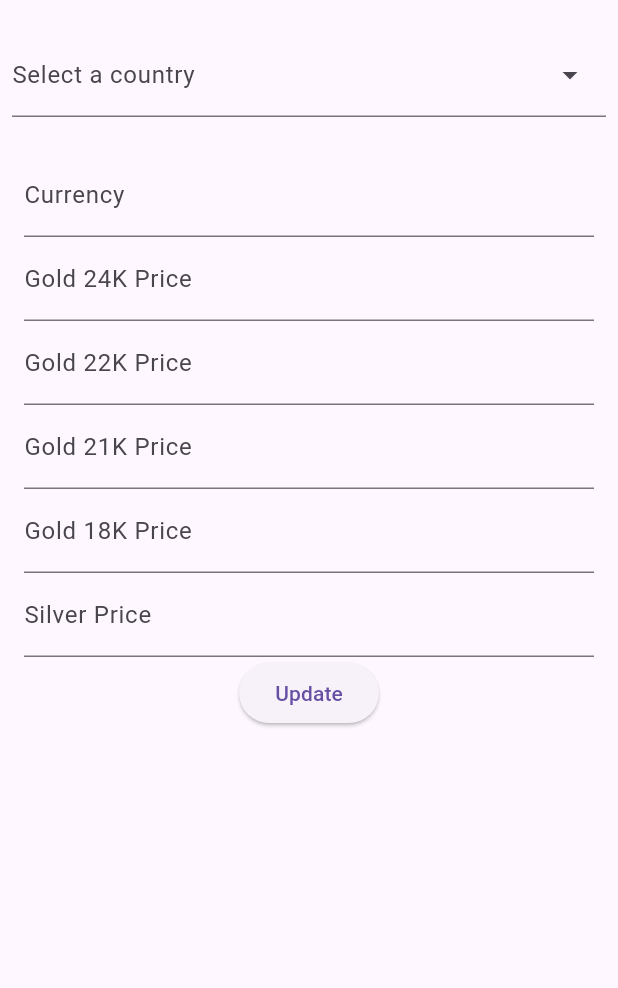
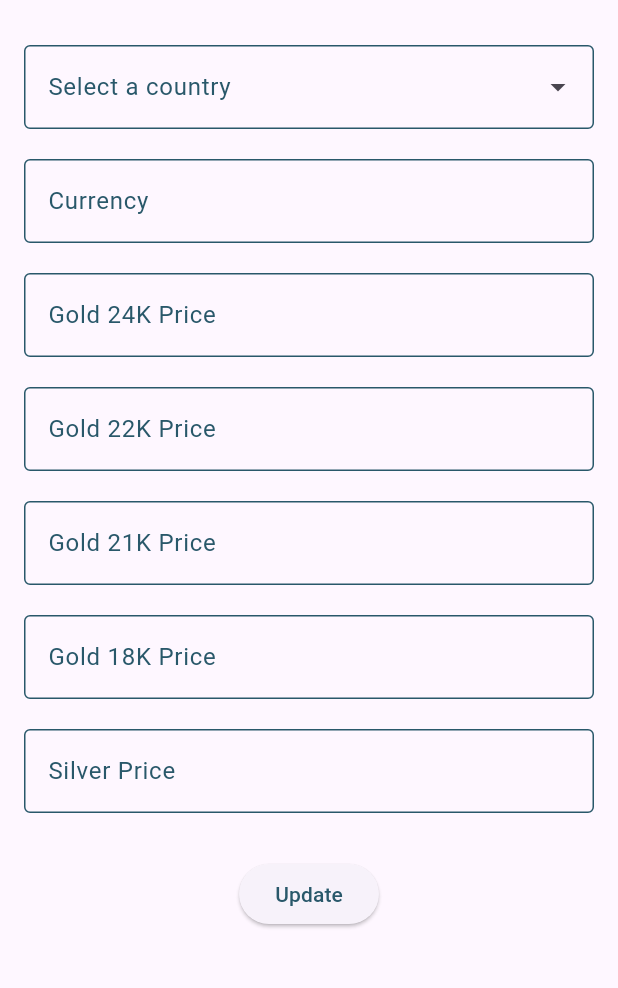
Before and after one commit to VICONISEM/Admin_application_zakat, a Flutter app: the screen it shows after launch, after a tap on "Read & Update Metal Prices", on a phone screen of 412 x 824 dp, the part 63-1051 px from its top. Run offline on Flutter 3.47's test engine with Material 3 defaults, Android fonts, the light colour scheme and no system bars; our stand-ins replace cloud_firestore, firebase_core; accounts and stored records are empty.

Commit message:
update design , input validation

```diff
--- a/lib/main.dart
+++ b/lib/main.dart
@@ -16,10 +16,29 @@ class MyApp extends StatelessWidget {
   Widget build(BuildContext context) {
     return MaterialApp(
       title: 'Metal Prices App',
+      theme: ThemeData(
+        // Add your global theme customizations here
+        inputDecorationTheme: InputDecorationTheme(
+          labelStyle: TextStyle(
+            color: Color(0xFF29586A), // Example: Change label color to green
+          ),
+          // You can also define border styles if needed
+          enabledBorder: OutlineInputBorder(
+            borderSide: BorderSide(
+              color: Color(0xFF29586A), // Color for the border under normal conditions
+            ),
+          ),
+          focusedBorder: OutlineInputBorder(
+            borderSide: BorderSide(
+              color: Color(0xFF29586A), // Color for the border when the field is focused
+            ),
+          ),
+        ),
+      ),
       home: Container(
         decoration: BoxDecoration(
           image: DecorationImage(
-            image: AssetImage("assets/images/background.jpeg"),
+            image: AssetImage("assets/images/background.png"),
             fit: BoxFit.cover,
           ),
         ),
@@ -33,29 +52,49 @@ class HomePage extends StatelessWidget {
   @override
   Widget build(BuildContext context) {
     return Scaffold(
-      appBar: AppBar(title: Text('Metal Prices CRUD')),
-      body: Center(
+      // Use a Container with a BoxDecoration to set the background image
+      body: Container(
+        decoration: BoxDecoration(
+          image: DecorationImage(
+            image: AssetImage("assets/images/background.png"), // Your background image
+            fit: BoxFit.cover, // Cover the whole area of the Container
+          ),
+        ),
+        child: Center(
           child: Column(
             mainAxisAlignment: MainAxisAlignment.center,
             children: <Widget>[
               ElevatedButton(
                 child: Text('Create Metal Price'),
                 onPressed: () => Navigator.push(context, MaterialPageRoute(builder: (context) => CreatePage())),
+                style: ElevatedButton.styleFrom(
+                  foregroundColor: Color(0xFF29586A), backgroundColor: Color(0xFFF1FAEE), // Background color
+                ),
               ),
               ElevatedButton(
                 child: Text('Read & Update Metal Prices'),
                 onPressed: () => Navigator.push(context, MaterialPageRoute(builder: (context) => ReadUpdatePage())),
+                style: ElevatedButton.styleFrom(
+                  foregroundColor: Color(0xFF29586A), backgroundColor: Color(0xFFF1FAEE), // Background color
+                ),
               ),
               ElevatedButton(
                 child: Text('Delete Metal Price'),
                 onPressed: () => Navigator.push(context, MaterialPageRoute(builder: (context) => DeletePage())),
+                style: ElevatedButton.styleFrom(
+                  foregroundColor: Color(0xFF29586A), backgroundColor: Color(0xFFF1FAEE), // Background color
+                ),
               ),
             ],
+          ),
         ),
       ),
     );
   }
 }
+
+
+
 class CreatePage extends StatefulWidget {
   @override
   _CreatePageState createState() => _CreatePageState();
@@ -101,7 +140,10 @@ class _CreatePageState extends State<CreatePage> {
               children: [
                 TextFormField(
                   controller: _countryController,
-                  decoration: InputDecoration(labelText: 'Country'),
+                  decoration: InputDecoration(
+                    labelText: 'Country',
+                    labelStyle: TextStyle(color: Color(0xFF29586A)), // Custom label color
+                  ),
                   validator: (value) {
                     if (value == null || value.isEmpty) {
                       return 'Please enter a country';
@@ -109,9 +151,13 @@ class _CreatePageState extends State<CreatePage> {
                     return null;
                   },
                 ),
+                SizedBox(height: 20), // Space between form fields
                 TextFormField(
                   controller: _currencyController,
-                  decoration: InputDecoration(labelText: 'Currency'),
+                  decoration: InputDecoration(
+                    labelText: 'Currency',
+                    labelStyle: TextStyle(color: Color(0xFF29586A)), // Custom label color
+                  ),
                   validator: (value) {
                     if (value == null || value.isEmpty) {
                       return 'Please enter the currency';
@@ -119,56 +165,17 @@ class _CreatePageState extends State<CreatePage> {
                     return null;
                   },
                 ),
-                TextFormField(
-                  controller: _gold24Controller,
-                  decoration: InputDecoration(labelText: 'Gold 24K Price per gram'),
-                  validator: (value) {
-                    if (value == null || value.isEmpty) {
-                      return 'Please enter gold 24K price per gram';
-                    }
-                    return null;
-                  },
-                ),
-                TextFormField(
-                  controller: _gold22Controller,
-                  decoration: InputDecoration(labelText: 'Gold 22K Price per gram'),
-                  validator: (value) {
-                    if (value == null || value.isEmpty) {
-                      return 'Please enter gold 22K price per gram';
-                    }
-                    return null;
-                  },
-                ),
-                TextFormField(
-                  controller: _gold21Controller,
-                  decoration: InputDecoration(labelText: 'Gold 21K Price per gram'),
-                  validator: (value) {
-                    if (value == null || value.isEmpty) {
-                      return 'Please enter gold 21K price per gram';
-                    }
-                    return null;
-                  },
-                ),
-                TextFormField(
-                  controller: _gold18Controller,
-                  decoration: InputDecoration(labelText: 'Gold 18K Price per gram'),
-                  validator: (value) {
-                    if (value == null || value.isEmpty) {
-                      return 'Please enter gold 18K price per gram';
-                    }
-                    return null;
-                  },
-                ),
-                TextFormField(
-                  controller: _silverController,
-                  decoration: InputDecoration(labelText: 'Silver Price per gram'),
-                  validator: (value) {
-                    if (value == null || value.isEmpty) {
-                      return 'Please enter silver price per gram';
-                    }
-                    return null;
-                  },
-                ),
+                SizedBox(height: 20),
+                buildNumberFormField(_gold24Controller, 'Gold 24K Price per gram'),
+                SizedBox(height: 20),
+                buildNumberFormField(_gold22Controller, 'Gold 22K Price per gram'),
+                SizedBox(height: 20),
+                buildNumberFormField(_gold21Controller, 'Gold 21K Price per gram'),
+                SizedBox(height: 20),
+                buildNumberFormField(_gold18Controller, 'Gold 18K Price per gram'),
+                SizedBox(height: 20),
+                buildNumberFormField(_silverController, 'Silver Price per gram'),
+                SizedBox(height: 30),
                 ElevatedButton(onPressed: createMetalPrice, child: Text('Submit')),
               ],
             ),
@@ -177,7 +184,30 @@ class _CreatePageState extends State<CreatePage> {
       ),
     );
   }
+
+  TextFormField buildNumberFormField(TextEditingController controller, String label) {
+    final numberRegExp = RegExp(r'^\d*\.?\d*$'); // Regex to validate numbers
+    return TextFormField(
+      controller: controller,
+      decoration: InputDecoration(
+        labelText: label,
+        labelStyle: TextStyle(color: Color(0xFF29586A)), // Custom label color
+      ),
+      keyboardType: TextInputType.numberWithOptions(decimal: true),
+      validator: (value) {
+        if (value == null || value.isEmpty) {
+          return 'Please enter $label';
+        } else if (!numberRegExp.hasMatch(value)) {
+          return 'Please enter a valid number';
         }
+        return null;
+      },
+    );
+  }
+}
+
+
+
 
 class ReadUpdatePage extends StatefulWidget {
   @override
@@ -226,16 +256,13 @@ class _ReadUpdatePageState extends State<ReadUpdatePage> {
                 child: TextField(
                   onChanged: (value) {
                     setState(() {
-                      _filteredCountryList = _countryList.where((country) =>
-                          country.toLowerCase().contains(value.toLowerCase())).toList();
+                      _filteredCountryList = _countryList.where((country) => country.toLowerCase().contains(value.toLowerCase())).toList();
                     });
                   },
                   decoration: InputDecoration(
                     labelText: 'Search Country',
                     prefixIcon: Icon(Icons.search),
-                    border: OutlineInputBorder(
-                      borderSide: BorderSide(color: Theme.of(context).primaryColor),
-                    ),
+                    border: OutlineInputBorder(),
                   ),
                 ),
               ),
@@ -282,60 +309,37 @@ class _ReadUpdatePageState extends State<ReadUpdatePage> {
   @override
   Widget build(BuildContext context) {
     return Scaffold(
-      appBar: AppBar(
-        title: Text('Read & Update Metal Prices'),
-      ),
+      appBar: AppBar(title: Text('Read & Update Metal Prices')),
       body: SingleChildScrollView(
+        child: Padding(
+          padding: EdgeInsets.all(16),
+          child: Form(
+            key: _formKey,
             child: Column(
               children: [
-            Padding(
-              padding: EdgeInsets.all(8.0),
-              child: TextFormField(
+                TextFormField(
                   controller: _countrySearchController,
                   readOnly: true,
                   onTap: _showCountryPicker,
                   decoration: InputDecoration(
                     labelText: 'Select a country',
                     suffixIcon: Icon(Icons.arrow_drop_down),
+                    border: OutlineInputBorder(),
                   ),
                 ),
-            ),
-            Padding(
-              padding: EdgeInsets.all(16),
-              child: Form(
-                key: _formKey,
-                child: Column(
-                  children: [
-                    TextFormField(
-                      controller: _currencyController,
-                      decoration: InputDecoration(labelText: 'Currency'),
-                      validator: (value) => value!.isEmpty ? 'Please enter the currency' : null,
-                    ),
-                    TextFormField(
-                      controller: _gold24Controller,
-                      decoration: InputDecoration(labelText: 'Gold 24K Price'),
-                      validator: (value) => value!.isEmpty ? 'Please enter gold 24K price per gram' : null,
-                    ),
-                    TextFormField(
-                      controller: _gold22Controller,
-                      decoration: InputDecoration(labelText: 'Gold 22K Price'),
-                      validator: (value) => value!.isEmpty ? 'Please enter gold 22K price per gram' : null,
-                    ),
-                    TextFormField(
-                      controller: _gold21Controller,
-                      decoration: InputDecoration(labelText: 'Gold 21K Price'),
-                      validator: (value) => value!.isEmpty ? 'Please enter gold 21K price per gram' : null,
-                    ),
-                    TextFormField(
-                      controller: _gold18Controller,
-                      decoration: InputDecoration(labelText: 'Gold 18K Price'),
-                      validator: (value) => value!.isEmpty ? 'Please enter gold 18K price per gram' : null,
-                    ),
-                    TextFormField(
-                      controller: _silverController,
-                      decoration: InputDecoration(labelText: 'Silver Price'),
-                      validator: (value) => value!.isEmpty ? 'Please enter silver price per gram' : null,
-                    ),
+                SizedBox(height: 20),
+                buildTextField(_currencyController, 'Currency'),
+                SizedBox(height: 20),
+                buildTextField(_gold24Controller, 'Gold 24K Price'),
+                SizedBox(height: 20),
+                buildTextField(_gold22Controller, 'Gold 22K Price'),
+                SizedBox(height: 20),
+                buildTextField(_gold21Controller, 'Gold 21K Price'),
+                SizedBox(height: 20),
+                buildTextField(_gold18Controller, 'Gold 18K Price'),
+                SizedBox(height: 20),
+                buildTextField(_silverController, 'Silver Price'),
+                SizedBox(height: 30),
                 ElevatedButton(
                   onPressed: () async {
                     if (_formKey.currentState!.validate()) {
@@ -351,17 +355,35 @@ class _ReadUpdatePageState extends State<ReadUpdatePage> {
                     }
                   },
                   child: Text('Update'),
+                    style: ElevatedButton.styleFrom(
+                      foregroundColor: Color(0xFF29586A),  // This is the background color of the button
+                    )
                 ),
               ],
             ),
           ),
         ),
-          ],
-        ),
       ),
     );
   }
+
+  Widget buildTextField(TextEditingController controller, String label) {
+    return TextFormField(
+      controller: controller,
+      decoration: InputDecoration(
+        labelText: label,
+        border: OutlineInputBorder(),
+      ),
+      validator: (value) {
+        if (value == null || value.isEmpty) {
+          return 'Please enter $label';
         }
+        return null;
+      },
+    );
+  }
+}
+
 class DeletePage extends StatefulWidget {
   @override
   _DeletePageState createState() => _DeletePageState();
@@ -486,6 +508,9 @@ class _DeletePageState extends State<DeletePage> {
           ElevatedButton(
             onPressed: deleteMetalPrice,
             child: Text('Delete'),
+              style: ElevatedButton.styleFrom(
+                foregroundColor: Color(0xFF29586A),  // This is the background color of the button
+              )
           ),
         ],
       ),
```
Also changed, not shown: 1 other file. Lines whose indentation alone changed are shown as unchanged.
